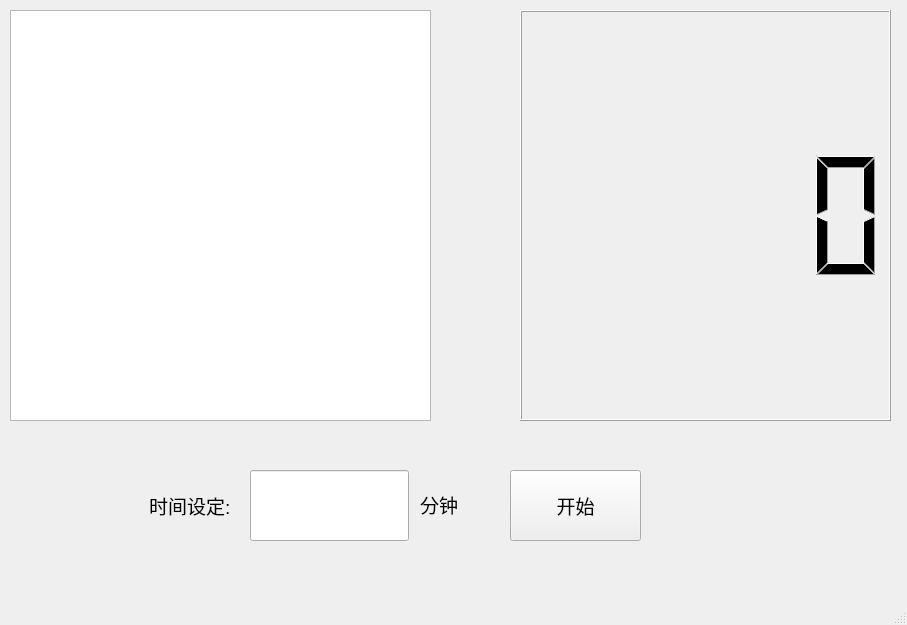
Old version of the form mainwindow.ui in the repository SpringRi/tinyClock.
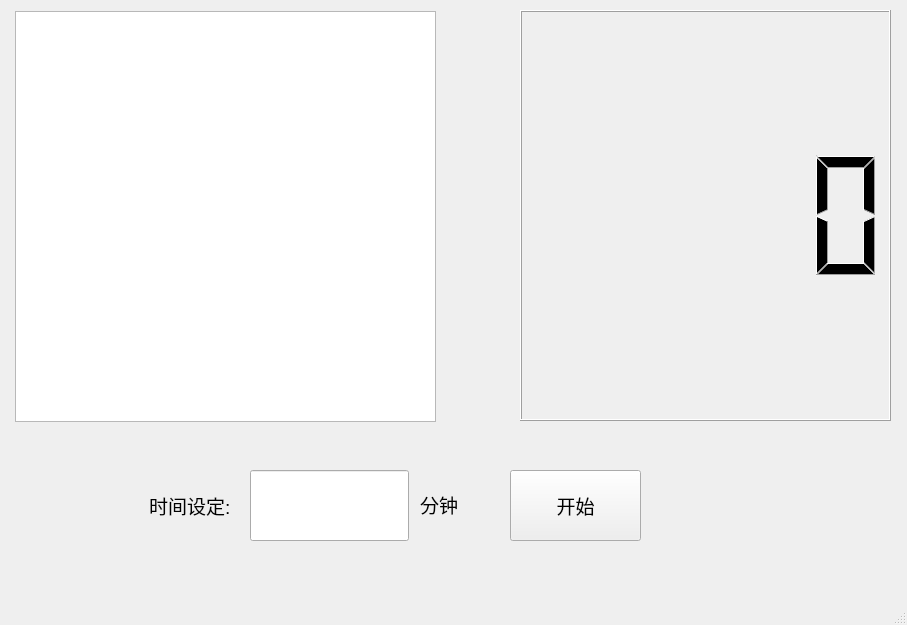
New version of the form.

Patch:
```diff
--- a/mainwindow.ui
+++ b/mainwindow.ui
@@ -88,11 +88,11 @@
      <string>分钟</string>
     </property>
    </widget>
-   <widget class="QTextBrowser" name="textBrowser">
+   <widget class="QTableWidget" name="tableWidget">
     <property name="geometry">
      <rect>
-      <x>10</x>
-      <y>10</y>
+      <x>15</x>
+      <y>11</y>
       <width>421</width>
       <height>411</height>
      </rect>
```
